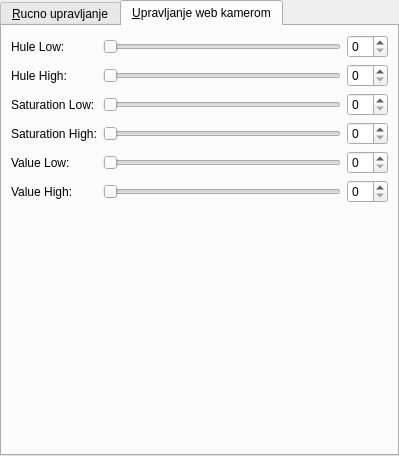
Old version of the form interface/centralwidget.ui in the repository zivlakmilos/RobotskaRuka.
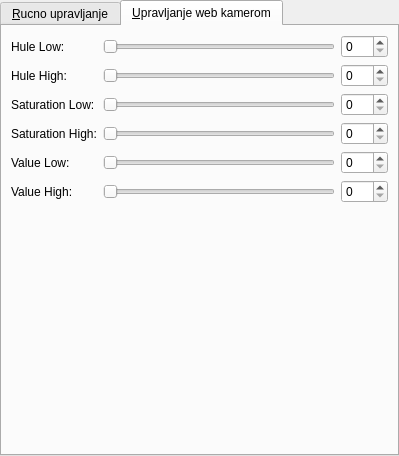
New version of the form. The open tabs and pages were chosen to show the change.

Patch:
```diff
--- a/interface/centralwidget.ui
+++ b/interface/centralwidget.ui
@@ -272,7 +272,10 @@
        </widget>
       </item>
       <item row="1" column="1">
-       <widget class="QSlider" name="hsHL">
+       <widget class="QSlider" name="hsHH">
+        <property name="maximum">
+         <number>179</number>
+        </property>
         <property name="orientation">
          <enum>Qt::Horizontal</enum>
         </property>
@@ -287,20 +290,29 @@
       </item>
       <item row="4" column="1">
        <widget class="QSlider" name="hsVL">
+        <property name="maximum">
+         <number>255</number>
+        </property>
         <property name="orientation">
          <enum>Qt::Horizontal</enum>
         </property>
        </widget>
       </item>
       <item row="5" column="1">
-       <widget class="QSlider" name="HSVH">
+       <widget class="QSlider" name="hsVH">
+        <property name="maximum">
+         <number>255</number>
+        </property>
         <property name="orientation">
          <enum>Qt::Horizontal</enum>
         </property>
        </widget>
       </item>
       <item row="0" column="1">
-       <widget class="QSlider" name="hsHH">
+       <widget class="QSlider" name="hsHL">
+        <property name="maximum">
+         <number>179</number>
+        </property>
         <property name="orientation">
          <enum>Qt::Horizontal</enum>
         </property>
@@ -308,6 +320,9 @@
       </item>
       <item row="2" column="1">
        <widget class="QSlider" name="hsSL">
+        <property name="maximum">
+         <number>255</number>
+        </property>
         <property name="orientation">
          <enum>Qt::Horizontal</enum>
         </property>
@@ -321,7 +336,10 @@
        </widget>
       </item>
       <item row="3" column="1">
-       <widget class="QSlider" name="shSH">
+       <widget class="QSlider" name="hsSH">
+        <property name="maximum">
+         <number>255</number>
+        </property>
         <property name="orientation">
          <enum>Qt::Horizontal</enum>
         </property>
@@ -342,22 +360,46 @@
        </widget>
       </item>
       <item row="0" column="2">
-       <widget class="QSpinBox" name="sbHL"/>
+       <widget class="QSpinBox" name="sbHL">
+        <property name="maximum">
+         <number>179</number>
+        </property>
+       </widget>
       </item>
       <item row="1" column="2">
-       <widget class="QSpinBox" name="sbHH"/>
+       <widget class="QSpinBox" name="sbHH">
+        <property name="maximum">
+         <number>179</number>
+        </property>
+       </widget>
       </item>
       <item row="2" column="2">
-       <widget class="QSpinBox" name="sbSL"/>
+       <widget class="QSpinBox" name="sbSL">
+        <property name="maximum">
+         <number>255</number>
+        </property>
+       </widget>
       </item>
       <item row="3" column="2">
-       <widget class="QSpinBox" name="sbSH"/>
+       <widget class="QSpinBox" name="sbSH">
+        <property name="maximum">
+         <number>255</number>
+        </property>
+       </widget>
       </item>
       <item row="4" column="2">
-       <widget class="QSpinBox" name="sbVL"/>
+       <widget class="QSpinBox" name="sbVL">
+        <property name="maximum">
+         <number>255</number>
+        </property>
+       </widget>
       </item>
       <item row="5" column="2">
-       <widget class="QSpinBox" name="sbVH"/>
+       <widget class="QSpinBox" name="sbVH">
+        <property name="maximum">
+         <number>255</number>
+        </property>
+       </widget>
       </item>
      </layout>
     </item>
```
